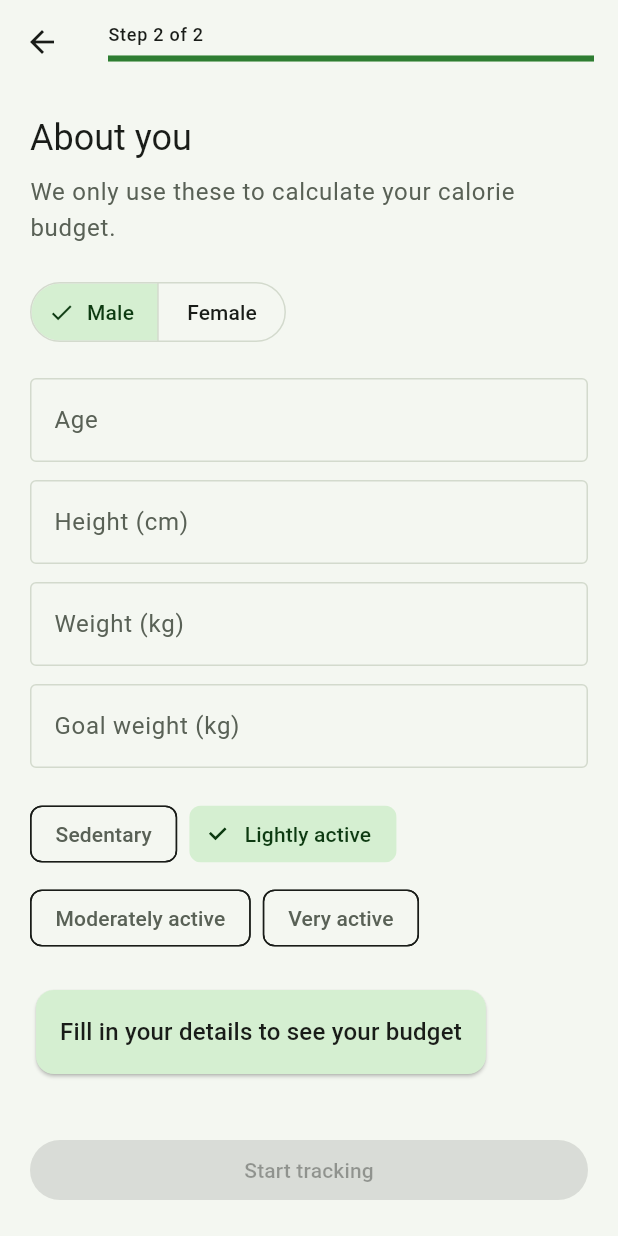
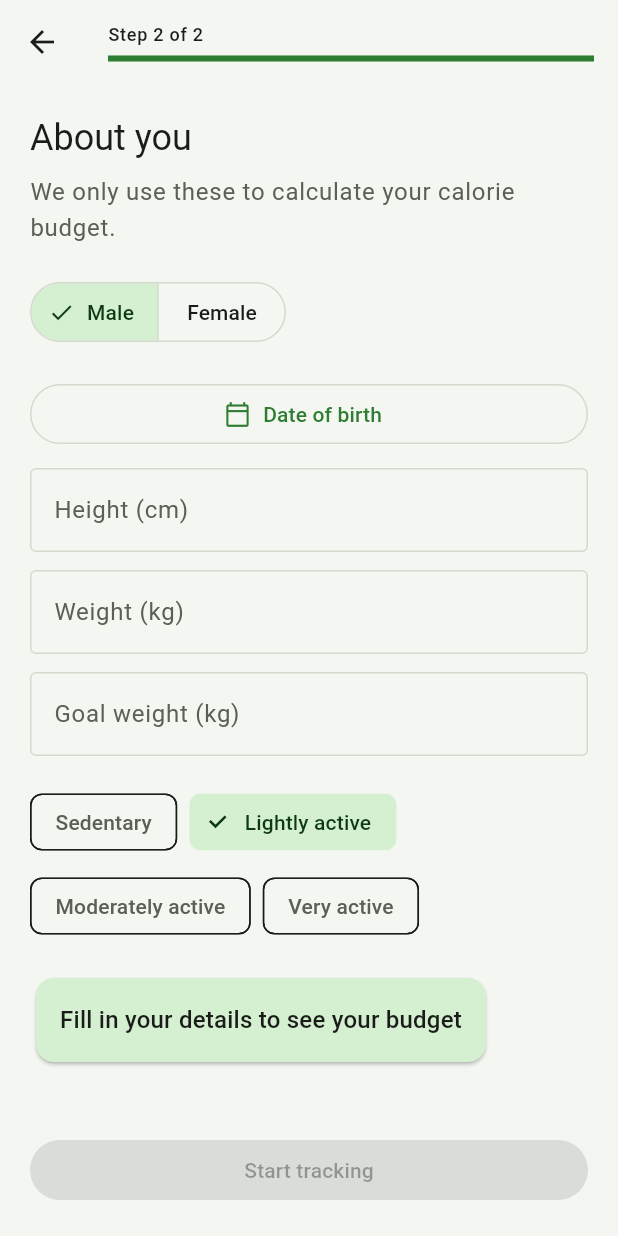
Before and after one commit to Mattew-dev/Kcalm, a Flutter app: the AboutYouPage screen opened directly with empty values, on a phone screen of 412 x 824 dp. Run offline on Flutter 3.47's test engine with Material 3 defaults, Android fonts, the phone set to English and light mode, and no system bars; our stand-ins replace flutter_riverpod, freezed_annotation, riverpod_annotation, shared_preferences; accounts and stored records are empty; generated files the repository leaves out were written again.

Commit message:
data nascita al posto dell'età nel profilo

```diff
--- a/lib/UI/pages/onboarding/AboutYouPage.dart
+++ b/lib/UI/pages/onboarding/AboutYouPage.dart
@@ -5,7 +5,6 @@ import 'package:kcalm/UI/pages/Layout.dart';
 import 'package:kcalm/model/objects/Enums.dart';
 import 'package:kcalm/model/objects/UserProfile.dart';
 import 'package:kcalm/model/providers/ProfileProvider.dart';
-import 'package:kcalm/model/support/BudgetCalculator.dart';
 import 'package:kcalm/model/support/Constants.dart';
 
 class AboutYouPage extends ConsumerStatefulWidget {
@@ -24,16 +23,15 @@ class _AboutYouPageState extends ConsumerState<AboutYouPage> {
   /// STATO DELLA PAGINA
   Sex _sesso = Sex.uomo;
   ActivityLevel _attivita = ActivityLevel.leggermenteAttivo;
+  DateTime? _dataNascita; // null finché l'utente non sceglie la data
 
   /// CONTROLLER
-  final _etaController = TextEditingController();
   final _altezzaController = TextEditingController();
   final _pesoController = TextEditingController();
   final _pesoObiettivoController = TextEditingController();
 
   @override
   void dispose(){
-    _etaController.dispose();
     _altezzaController.dispose();
     _pesoController.dispose();
     _pesoObiettivoController.dispose();
@@ -41,12 +39,18 @@ class _AboutYouPageState extends ConsumerState<AboutYouPage> {
     super.dispose();
   }
 
-  int? get _eta{
-    final x = int.tryParse(_etaController.text.trim());
-    return (x != null &&
-        x >= LimitiProfilo.etaMin &&
-        x <= LimitiProfilo.etaMax) ?
-    x : null;
+  /// DATA DI NASCITA: il calendario accetta solo date dentro i limiti di età
+  Future<void> _scegliDataNascita() async {
+    final oggi = DateTime.now();
+    final scelta = await showDatePicker(
+      context: context,
+      initialDate: _dataNascita ?? DateTime(oggi.year - 25, oggi.month, oggi.day),
+      firstDate: DateTime(oggi.year - LimitiProfilo.etaMax, oggi.month, oggi.day),
+      lastDate: DateTime(oggi.year - LimitiProfilo.etaMin, oggi.month, oggi.day),
+    );
+    if(scelta != null && mounted){
+      setState(() => _dataNascita = scelta);
+    }
   }
 
   double? get _peso{
@@ -76,45 +80,37 @@ class _AboutYouPageState extends ConsumerState<AboutYouPage> {
     x : null;
   }
 
-  ///VALIDA
-  bool get _valido => _eta != null && _altezza != null && _peso != null && _pesoObiettivo != null;
-
-  ///BUDGET
-  int? get _budget{
-    final eta = _eta;
+  ///PROFILO completo, null se manca qualcosa
+  UserProfile? get _profilo{
+    final dataNascita = _dataNascita;
     final altezza = _altezza;
     final peso = _peso;
-    if(eta == null || altezza == null || peso == null) return null;
+    final pesoObiettivo = _pesoObiettivo;
+    if(dataNascita == null || altezza == null || peso == null || pesoObiettivo == null) return null;
 
-    return BudgetCalculator.dailyBudget(
-        sesso: _sesso,
-        eta: eta,
-        altezzaCm: altezza,
-        pesoKg: peso,
-        attivita: _attivita,
-        obiettivo: widget.obiettivo, //quello ricevuto da GoalPage
+    return UserProfile(
+      sesso: _sesso,
+      dataNascita: dataNascita,
+      altezzaCm: altezza,
+      pesoKg: peso,
+      attivita: _attivita,
+      obiettivo: widget.obiettivo, //quello ricevuto da GoalPage
+      pesoObiettivoKg: pesoObiettivo,
     );
   }
 
+  ///VALIDA
+  bool get _valido => _profilo != null;
+
+  ///BUDGET
+  int? get _budget => _profilo?.budgetGiornaliero;
+
   ///CONFERMA
   void _conferma(){
-    final eta = _eta;
-    final altezza = _altezza;
-    final peso = _peso;
-    final pesoObiettivo = _pesoObiettivo;
-    if(eta == null || altezza == null || peso == null || pesoObiettivo == null) return;
+    final profilo = _profilo;
+    if(profilo == null) return;
 
-    ref.read(profileProvider.notifier).impostaProfilo(
-      UserProfile(
-        sesso: _sesso,
-        eta: eta,
-        altezzaCm: altezza,
-        pesoKg: peso,
-        attivita: _attivita,
-        obiettivo: widget.obiettivo,
-        pesoObiettivoKg: pesoObiettivo
-      )
-    );
+    ref.read(profileProvider.notifier).impostaProfilo(profilo);
 
     Navigator.of(context).pushAndRemoveUntil(
       MaterialPageRoute(builder: (context) =>
@@ -128,6 +124,7 @@ class _AboutYouPageState extends ConsumerState<AboutYouPage> {
     final testi = AppLocalizations.of(context);
     final colori = Theme.of(context).colorScheme;
     final stili = Theme.of(context).textTheme;
+    final dataNascita = _dataNascita;
 
     return Scaffold(
       appBar: AppBar(
@@ -177,15 +174,17 @@ class _AboutYouPageState extends ConsumerState<AboutYouPage> {
                         onSelectionChanged: (scelta) => setState(() => _sesso = scelta.first),
                     ),
                     const SizedBox(height: 20),
-                    TextField(
-                      controller: _etaController,
-                      keyboardType: TextInputType.number,
-                      decoration: InputDecoration(
-                        labelText: testi.translate("age"),
-                        border: const OutlineInputBorder(),
-                        errorText: (_etaController.text.isNotEmpty && _eta == null) ? testi.translate('errore_eta') : null,
+                    SizedBox(
+                      width: double.infinity,
+                      child: OutlinedButton.icon(
+                        onPressed: _scegliDataNascita,
+                        icon: const Icon(Icons.calendar_today_outlined),
+                        label: Text(
+                          dataNascita == null
+                              ? testi.translate('birth_date')
+                              : MaterialLocalizations.of(context).formatCompactDate(dataNascita),
+                        ),
                       ),
-                      onChanged: (_) => setState(() {}),
                     ),
                     const SizedBox(height: 12),
                     TextField(
--- a/lib/model/objects/UserProfile.dart
+++ b/lib/model/objects/UserProfile.dart
@@ -11,7 +11,7 @@ abstract class UserProfile with _$UserProfile {
 
   const factory UserProfile({
         required Sex sesso,
-        required int eta,
+        required DateTime dataNascita,
         required double altezzaCm,
         required double pesoKg,
         required ActivityLevel attivita,
@@ -30,4 +30,13 @@ abstract class UserProfile with _$UserProfile {
       obiettivo: obiettivo,
   );
 
+  int etaAl(DateTime giorno){
+    var anni = giorno.year - dataNascita.year;
+    final ricorenzaPassata = giorno.month > dataNascita.month || (giorno.month == dataNascita.month && giorno.day >= dataNascita.day);
+    if(!ricorenzaPassata) anni --;
+    return anni;
+  }
+
+  int get eta => etaAl(DateTime.now());
+
 }
--- a/localizable/en.json
+++ b/localizable/en.json
@@ -26,7 +26,7 @@
   "about_subtitle": "We only use these to calculate your calorie budget.",
   "sex_uomo": "Male",
   "sex_donna": "Female",
-  "age": "Age",
+  "birth_date": "Date of birth",
   "height": "Height (cm)",
   "weightt": "Weight (kg)",
   "goal_weight": "Goal weight (kg)",
@@ -38,8 +38,7 @@
   "kcal_day": "kcal per day",
   "fill_data": "Fill in your details to see your budget",
   "start_traking": "Start tracking",
-  "errore_eta": "Enter an age between 14 and 90",
   "errore_altezza": "Enter a height between 100 and 250 cm",
   "errore_peso": "Enter a weight between 30 and 300 kg",
-  "errore_pesoOiettivo": "Enter a goal weight between 30 and 300 kg"
+  "errore_pesoObiettivo": "Enter a goal weight between 30 and 300 kg"
 }
--- a/localizable/it.json
+++ b/localizable/it.json
@@ -26,7 +26,7 @@
   "about_subtitle": "Ci servono solo per calcolare il tuo budget calorico.",
   "sex_uomo": "Uomo",
   "sex_donna": "Donna",
-  "age": "Età",
+  "birth_date": "Data di nascita",
   "height": "Altezza (cm)",
   "weightt": "Peso (kg)",
   "goal_weight": "Peso obiettivo (kg)",
@@ -38,8 +38,7 @@
   "kcal_day": "kcal al giorno",
   "fill_data": "Completa i dati per vedere il tuo budget",
   "start_traking": "Inizia a monitorare",
-  "errore_eta": "Inserisci un'età tra 14 e 90 anni",
   "errore_altezza": "Inserisci un'altezza tra 100 e 250 cm",
   "errore_peso": "Inserisci un peso tra 30 e 300 kg",
-  "errore_pesoOiettivo": "Inserisci un peso obiettivo tra 30 e 300 kg"
+  "errore_pesoObiettivo": "Inserisci un peso obiettivo tra 30 e 300 kg"
 }
```
Also changed, not shown: lib/model/objects/UserProfile.freezed.dart, lib/model/objects/UserProfile.g.dart, lib/model/providers/ProfileProvider.g.dart.
